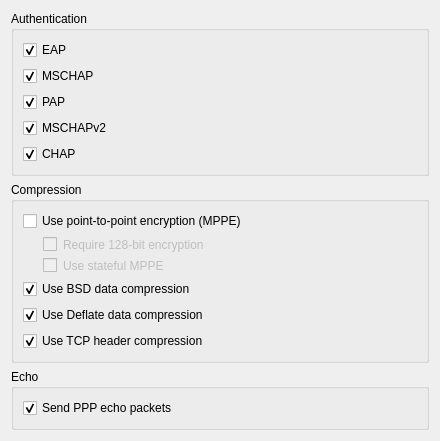
Before: the Qt Designer form lib/editor/ui/ppp.ui in KDE/plasma-nm, drawn with Qt 5.
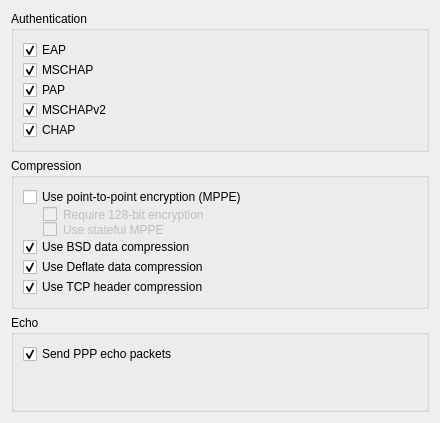
After: the same form once the commit is applied.

Commit message:
Add verticalSpacing property to QFormLayouts
This makes them not crash on instantiation, otherwise hitting an ASSERT
deep in Qt. (Which should be fixed, nevertheless.)

The edit to the form file:
```diff
--- a/lib/editor/ui/ppp.ui
+++ b/lib/editor/ui/ppp.ui
@@ -23,6 +23,9 @@
       <string>Authentication</string>
      </property>
      <layout class="QFormLayout" name="formLayout">
+      <property name="verticalSpacing">
+       <number>0</number>
+      </property>
       <property name="fieldGrowthPolicy">
        <enum>QFormLayout::AllNonFixedFieldsGrow</enum>
       </property>
@@ -94,6 +97,9 @@
       <bool>false</bool>
      </property>
      <layout class="QFormLayout" name="formLayout_2">
+      <property name="verticalSpacing">
+       <number>0</number>
+      </property>
       <property name="labelAlignment">
        <set>Qt::AlignLeading|Qt::AlignLeft|Qt::AlignVCenter</set>
       </property>
```
The commit also changes 12 other files.
